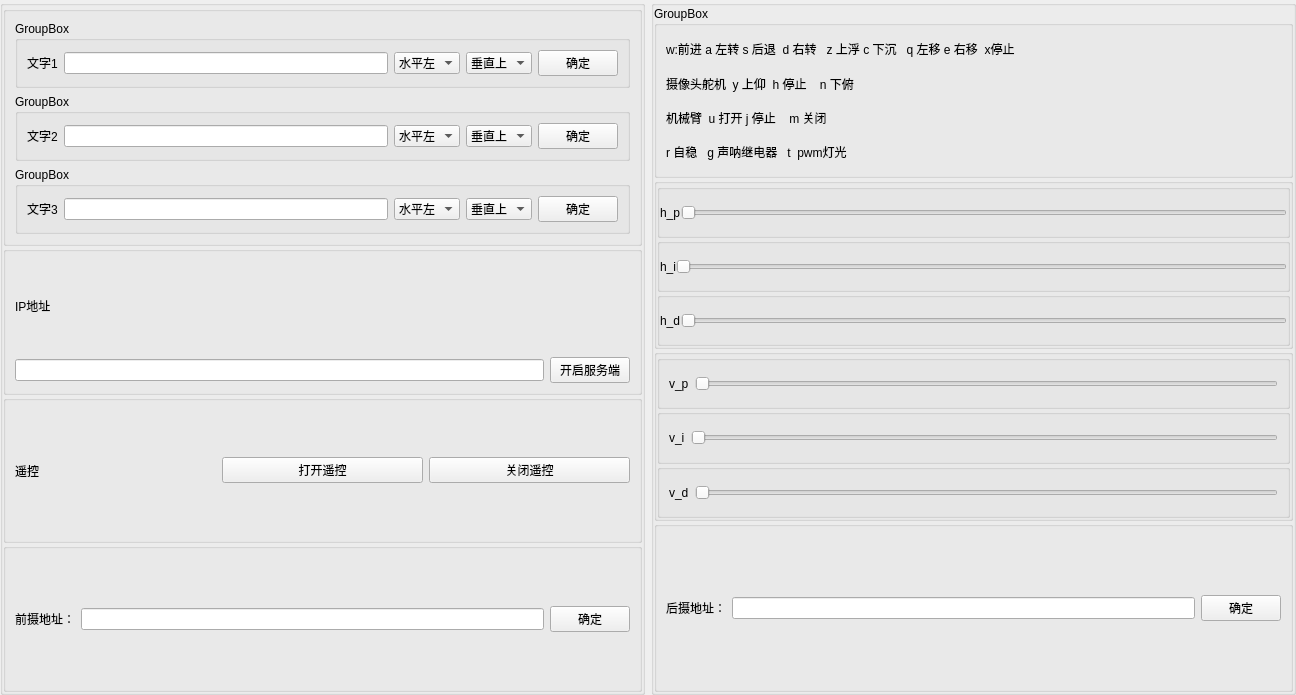
Old version of the form ui/setting_ui.ui in the repository ndkjing/uuv.
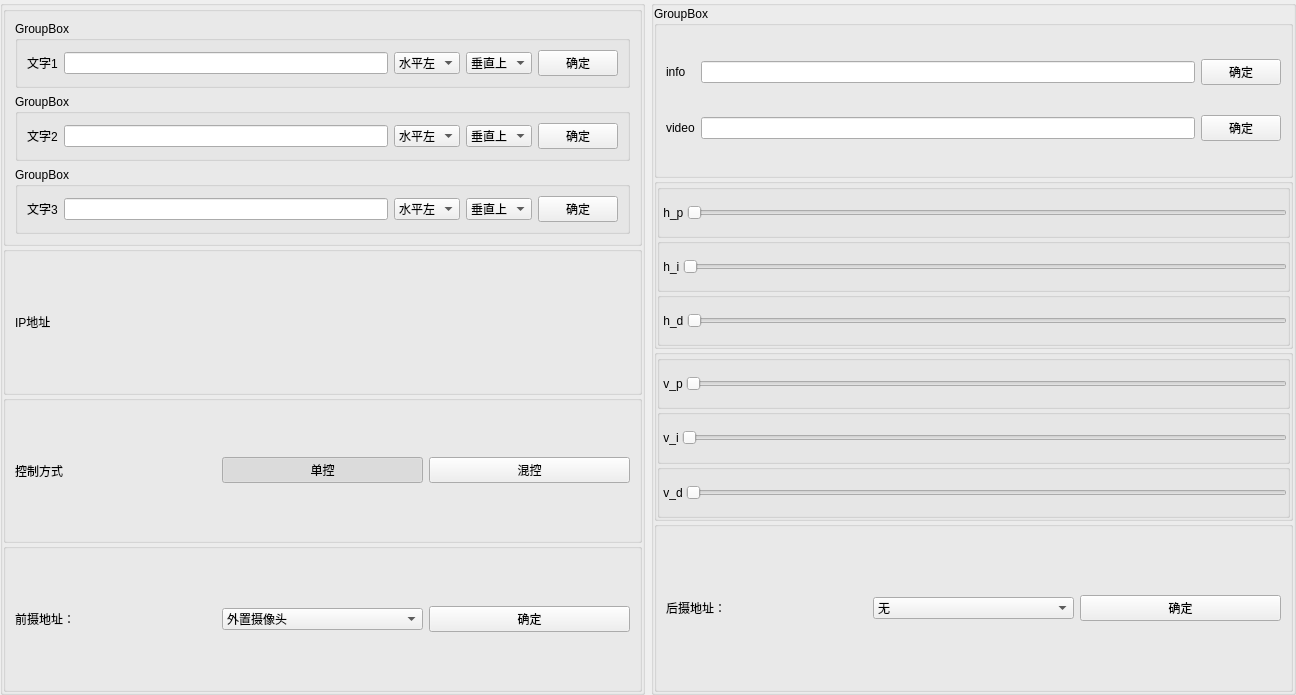
New version of the form. Icons and pictures are not drawn.

Commit message: 2022.4.29  摄像头控制

Diff of the .ui file:
```diff
--- a/ui/setting_ui.ui
+++ b/ui/setting_ui.ui
@@ -261,20 +261,6 @@
            </property>
           </widget>
          </item>
-         <item row="1" column="0">
-          <widget class="QLineEdit" name="ip_address_line_edit"/>
-         </item>
-         <item row="1" column="1">
-          <widget class="QPushButton" name="start_server_btn">
-           <property name="text">
-            <string>开启服务端</string>
-           </property>
-           <property name="icon">
-            <iconset>
-             <normaloff>:/icon/statics/resource/icon/arrow-000.png</normaloff>:/icon/statics/resource/icon/arrow-000.png</iconset>
-           </property>
-          </widget>
-         </item>
         </layout>
        </widget>
       </item>
@@ -287,21 +273,39 @@
          <item>
           <widget class="QLabel" name="joystick_label">
            <property name="text">
-            <string>遥控</string>
+            <string>控制方式</string>
            </property>
           </widget>
          </item>
          <item>
           <widget class="QPushButton" name="start_joystick_btn">
            <property name="text">
-            <string>打开遥控</string>
+            <string>单控</string>
            </property>
+           <property name="checkable">
+            <bool>true</bool>
+           </property>
+           <property name="checked">
+            <bool>true</bool>
+           </property>
+           <property name="autoExclusive">
+            <bool>true</bool>
+           </property>
           </widget>
          </item>
          <item>
-          <widget class="QPushButton" name="close_joystick_btn">
+          <widget class="QPushButton" name="mix_control_btn">
+           <property name="enabled">
+            <bool>true</bool>
+           </property>
            <property name="text">
-            <string>关闭遥控</string>
+            <string>混控</string>
+           </property>
+           <property name="checkable">
+            <bool>true</bool>
+           </property>
+           <property name="autoExclusive">
+            <bool>true</bool>
            </property>
           </widget>
          </item>
@@ -322,7 +326,23 @@
           </widget>
          </item>
          <item>
-          <widget class="QLineEdit" name="fva_line_edit"/>
+          <widget class="QComboBox" name="fva_combo_box">
+           <item>
+            <property name="text">
+             <string>外置摄像头</string>
+            </property>
+           </item>
+           <item>
+            <property name="text">
+             <string>内置舵机摄像头</string>
+            </property>
+           </item>
+           <item>
+            <property name="text">
+             <string>内置大摄像头</string>
+            </property>
+           </item>
+          </widget>
          </item>
          <item>
           <widget class="QPushButton" name="fva_button">
@@ -363,38 +383,41 @@
         <property name="title">
          <string>GroupBox</string>
         </property>
-        <layout class="QVBoxLayout" name="verticalLayout_6">
-         <item>
+        <layout class="QGridLayout" name="gridLayout_2">
+         <item row="0" column="0">
           <widget class="QLabel" name="label_6">
            <property name="text">
-            <string>w:前进 a 左转 s 后退  d 右转   z 上浮 c 下沉   q 左移 e 右移  x停止</string>
+            <string>info</string>
            </property>
-           <property name="wordWrap">
-            <bool>true</bool>
-           </property>
           </widget>
          </item>
-         <item>
-          <widget class="QLabel" name="label_9">
-           <property name="text">
-            <string>摄像头舵机  y 上仰  h 停止    n 下俯</string>
-           </property>
-          </widget>
+         <item row="0" column="1">
+          <widget class="QLineEdit" name="info_inter_line_edit"/>
          </item>
-         <item>
-          <widget class="QLabel" name="label_8">
+         <item row="0" column="2">
+          <widget class="QPushButton" name="info_inter_btn">
            <property name="text">
-            <string>机械臂  u 打开 j 停止    m 关闭</string>
+            <string>确定</string>
            </property>
           </widget>
          </item>
-         <item>
+         <item row="1" column="0">
           <widget class="QLabel" name="label_7">
            <property name="text">
-            <string>r 自稳   g 声呐继电器   t  pwm灯光</string>
+            <string>video</string>
            </property>
           </widget>
          </item>
+         <item row="1" column="2">
+          <widget class="QPushButton" name="video_inter_btn">
+           <property name="text">
+            <string>确定</string>
+           </property>
+          </widget>
+         </item>
+         <item row="1" column="1">
+          <widget class="QLineEdit" name="video_inter_line_edit"/>
+         </item>
         </layout>
        </widget>
       </item>
@@ -443,7 +466,7 @@
             <item>
              <widget class="QLabel" name="h_p_label">
               <property name="text">
-               <string>h_p</string>
+               <string> h_p </string>
               </property>
              </widget>
             </item>
@@ -481,7 +504,7 @@
             <item>
              <widget class="QLabel" name="h_i_label">
               <property name="text">
-               <string>h_i</string>
+               <string> h_i </string>
               </property>
              </widget>
             </item>
@@ -519,7 +542,7 @@
             <item>
              <widget class="QLabel" name="h_d_label">
               <property name="text">
-               <string>h_d</string>
+               <string> h_d </string>
               </property>
              </widget>
             </item>
@@ -563,10 +586,25 @@
             <string/>
            </property>
            <layout class="QHBoxLayout" name="horizontalLayout_8">
+            <property name="spacing">
+             <number>0</number>
+            </property>
+            <property name="leftMargin">
+             <number>0</number>
+            </property>
+            <property name="topMargin">
+             <number>0</number>
+            </property>
+            <property name="rightMargin">
+             <number>0</number>
+            </property>
+            <property name="bottomMargin">
+             <number>0</number>
+            </property>
             <item>
              <widget class="QLabel" name="v_p_label">
               <property name="text">
-               <string>v_p</string>
+               <string> v_p </string>
               </property>
              </widget>
             </item>
@@ -586,10 +624,25 @@
             <string/>
            </property>
            <layout class="QHBoxLayout" name="horizontalLayout_9">
+            <property name="spacing">
+             <number>0</number>
+            </property>
+            <property name="leftMargin">
+             <number>0</number>
+            </property>
+            <property name="topMargin">
+             <number>0</number>
+            </property>
+            <property name="rightMargin">
+             <number>0</number>
+            </property>
+            <property name="bottomMargin">
+             <number>0</number>
+            </property>
             <item>
              <widget class="QLabel" name="v_i_label">
               <property name="text">
-               <string>v_i</string>
+               <string> v_i </string>
               </property>
              </widget>
             </item>
@@ -609,10 +662,25 @@
             <string/>
            </property>
            <layout class="QHBoxLayout" name="horizontalLayout_10">
+            <property name="spacing">
+             <number>0</number>
+            </property>
+            <property name="leftMargin">
+             <number>0</number>
+            </property>
+            <property name="topMargin">
+             <number>0</number>
+            </property>
+            <property name="rightMargin">
+             <number>0</number>
+            </property>
+            <property name="bottomMargin">
+             <number>0</number>
+            </property>
             <item>
              <widget class="QLabel" name="v_d_label">
               <property name="text">
-               <string>v_d</string>
+               <string> v_d </string>
               </property>
              </widget>
             </item>
@@ -643,7 +711,18 @@
           </widget>
          </item>
          <item>
-          <widget class="QLineEdit" name="bva_line_edit"/>
+          <widget class="QComboBox" name="bva_combo_box">
+           <item>
+            <property name="text">
+             <string>无</string>
+            </property>
+           </item>
+           <item>
+            <property name="text">
+             <string>外置摄像头</string>
+            </property>
+           </item>
+          </widget>
          </item>
          <item>
           <widget class="QPushButton" name="bva_button">
```
Left out of the diff: 4 changed lines with no effect on the pictures. The commit also changes 13 other files.
